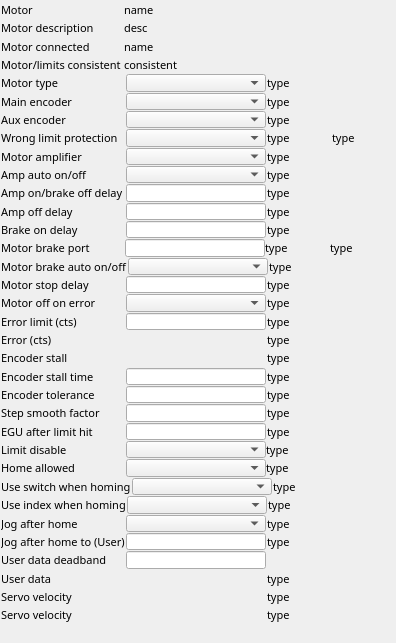
This is GalilSup/op/ui/galil_motor_extras.ui in ISISComputingGroup/EPICS-galil as Qt 5 draws it before an edit. The edited form follows.
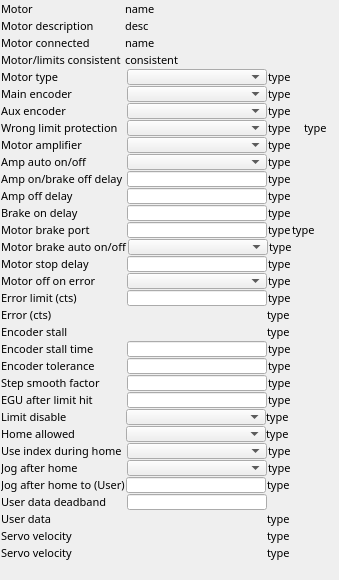
This is the edited form. Custom widgets are drawn as their Qt base class.

Patch:
```diff
--- a/GalilSup/op/ui/galil_motor_extras.ui
+++ b/GalilSup/op/ui/galil_motor_extras.ui
@@ -6,8 +6,8 @@
    <rect>
     <x>0</x>
     <y>0</y>
-    <width>396</width>
-    <height>643</height>
+    <width>339</width>
+    <height>552</height>
    </rect>
   </property>
   <property name="sizePolicy">
@@ -19,11 +19,20 @@
   <property name="windowTitle">
    <string>EFrame</string>
   </property>
-  <layout class="QVBoxLayout" name="verticalLayout" stretch="2,2,2,2,2,2,2,2,2,2,2,2,2,2,2,2,2,2,2,2,2,2,2,2,2,2,2,2,2,2,2,2,2,2,2">
+  <layout class="QVBoxLayout" name="verticalLayout" stretch="2,2,2,2,2,2,2,2,2,2,2,2,2,2,2,2,2,2,2,2,2,2,2,2,2,2,2,2,2,2,2,2,2,2">
    <property name="spacing">
     <number>1</number>
    </property>
-   <property name="margin">
+   <property name="leftMargin">
+    <number>1</number>
+   </property>
+   <property name="topMargin">
+    <number>1</number>
+   </property>
+   <property name="rightMargin">
+    <number>1</number>
+   </property>
+   <property name="bottomMargin">
     <number>1</number>
    </property>
    <item>
@@ -41,7 +50,7 @@
        </property>
        <property name="minimumSize">
         <size>
-         <width>122</width>
+         <width>123</width>
          <height>14</height>
         </size>
        </property>
@@ -114,7 +123,7 @@
        </property>
        <property name="minimumSize">
         <size>
-         <width>122</width>
+         <width>123</width>
          <height>0</height>
         </size>
        </property>
@@ -187,7 +196,7 @@
        </property>
        <property name="minimumSize">
         <size>
-         <width>122</width>
+         <width>123</width>
          <height>0</height>
         </size>
        </property>
@@ -260,7 +269,7 @@
        </property>
        <property name="minimumSize">
         <size>
-         <width>122</width>
+         <width>123</width>
          <height>0</height>
         </size>
        </property>
@@ -336,7 +345,7 @@
        </property>
        <property name="minimumSize">
         <size>
-         <width>124</width>
+         <width>125</width>
          <height>0</height>
         </size>
        </property>
@@ -427,7 +436,7 @@
        </property>
        <property name="minimumSize">
         <size>
-         <width>124</width>
+         <width>125</width>
          <height>0</height>
         </size>
        </property>
@@ -518,7 +527,7 @@
        </property>
        <property name="minimumSize">
         <size>
-         <width>124</width>
+         <width>125</width>
          <height>0</height>
         </size>
        </property>
@@ -609,7 +618,7 @@
        </property>
        <property name="minimumSize">
         <size>
-         <width>124</width>
+         <width>125</width>
          <height>0</height>
         </size>
        </property>
@@ -732,7 +741,7 @@
        </property>
        <property name="minimumSize">
         <size>
-         <width>124</width>
+         <width>125</width>
          <height>0</height>
         </size>
        </property>
@@ -823,7 +832,7 @@
        </property>
        <property name="minimumSize">
         <size>
-         <width>124</width>
+         <width>125</width>
          <height>0</height>
         </size>
        </property>
@@ -914,7 +923,7 @@
        </property>
        <property name="minimumSize">
         <size>
-         <width>124</width>
+         <width>125</width>
          <height>0</height>
         </size>
        </property>
@@ -1008,7 +1017,7 @@
        </property>
        <property name="minimumSize">
         <size>
-         <width>124</width>
+         <width>125</width>
          <height>0</height>
         </size>
        </property>
@@ -1102,7 +1111,7 @@
        </property>
        <property name="minimumSize">
         <size>
-         <width>124</width>
+         <width>125</width>
          <height>0</height>
         </size>
        </property>
@@ -1182,9 +1191,9 @@
     </layout>
    </item>
    <item>
-    <layout class="QHBoxLayout" name="horizontalLayout_31">
+    <layout class="QHBoxLayout" name="horizontalLayout_31" stretch="0,0,0,0">
      <property name="spacing">
-      <number>0</number>
+      <number>1</number>
      </property>
      <item>
       <widget class="QLabel" name="label_18">
@@ -1196,7 +1205,13 @@
        </property>
        <property name="minimumSize">
         <size>
-         <width>124</width>
+         <width>125</width>
+         <height>0</height>
+        </size>
+       </property>
+       <property name="baseSize">
+        <size>
+         <width>0</width>
          <height>0</height>
         </size>
        </property>
@@ -1209,6 +1224,9 @@
        <property name="text">
         <string>Motor brake port</string>
        </property>
+       <property name="alignment">
+        <set>Qt::AlignLeading|Qt::AlignLeft|Qt::AlignVCenter</set>
+       </property>
       </widget>
      </item>
      <item>
@@ -1276,8 +1294,8 @@
      <item>
       <widget class="QELabel" name="qelabel_16">
        <property name="sizePolicy">
-        <sizepolicy hsizetype="Preferred" vsizetype="Preferred">
-         <horstretch>0</horstretch>
+        <sizepolicy hsizetype="Ignored" vsizetype="Preferred">
+         <horstretch>44</horstretch>
          <verstretch>0</verstretch>
         </sizepolicy>
        </property>
@@ -1318,7 +1336,7 @@
        </property>
        <property name="minimumSize">
         <size>
-         <width>124</width>
+         <width>125</width>
          <height>0</height>
         </size>
        </property>
@@ -1409,7 +1427,7 @@
        </property>
        <property name="minimumSize">
         <size>
-         <width>124</width>
+         <width>125</width>
          <height>0</height>
         </size>
        </property>
@@ -1503,7 +1521,7 @@
        </property>
        <property name="minimumSize">
         <size>
-         <width>124</width>
+         <width>125</width>
          <height>0</height>
         </size>
        </property>
@@ -1594,7 +1612,7 @@
        </property>
        <property name="minimumSize">
         <size>
-         <width>124</width>
+         <width>125</width>
          <height>0</height>
         </size>
        </property>
@@ -1808,7 +1826,7 @@
        </property>
        <property name="minimumSize">
         <size>
-         <width>124</width>
+         <width>125</width>
          <height>0</height>
         </size>
        </property>
@@ -1902,7 +1920,7 @@
        </property>
        <property name="minimumSize">
         <size>
-         <width>124</width>
+         <width>125</width>
          <height>0</height>
         </size>
        </property>
@@ -1996,7 +2014,7 @@
        </property>
        <property name="minimumSize">
         <size>
-         <width>124</width>
+         <width>125</width>
          <height>0</height>
         </size>
        </property>
@@ -2090,7 +2108,7 @@
        </property>
        <property name="minimumSize">
         <size>
-         <width>124</width>
+         <width>125</width>
          <height>0</height>
         </size>
        </property>
@@ -2351,97 +2369,6 @@
      </item>
     </layout>
    </item>
-   <item>
-    <layout class="QHBoxLayout" name="horizontalLayout_32">
-     <property name="spacing">
-      <number>1</number>
-     </property>
-     <item>
-      <widget class="QLabel" name="label_33">
-       <property name="sizePolicy">
-        <sizepolicy hsizetype="Fixed" vsizetype="Preferred">
-         <horstretch>0</horstretch>
-         <verstretch>0</verstretch>
-        </sizepolicy>
-       </property>
-       <property name="minimumSize">
-        <size>
-         <width>124</width>
-         <height>0</height>
-        </size>
-       </property>
-       <property name="font">
-        <font>
-         <family>Abyssinica SIL</family>
-         <pointsize>8</pointsize>
-        </font>
-       </property>
-       <property name="text">
-        <string>Use switch when homing</string>
-       </property>
-      </widget>
-     </item>
-     <item>
-      <widget class="QEComboBox" name="qecombobox_12">
-       <property name="sizePolicy">
-        <sizepolicy hsizetype="Fixed" vsizetype="Preferred">
-         <horstretch>0</horstretch>
-         <verstretch>0</verstretch>
-        </sizepolicy>
-       </property>
-       <property name="minimumSize">
-        <size>
-         <width>140</width>
-         <height>1</height>
-        </size>
-       </property>
-       <property name="maximumSize">
-        <size>
-         <width>140</width>
-         <height>16777215</height>
-        </size>
-       </property>
-       <property name="font">
-        <font>
-         <family>Abyssinica SIL</family>
-         <pointsize>8</pointsize>
-        </font>
-       </property>
-       <property name="variable" stdset="0">
-        <string>$(DMC)$(M)_USWITCH_CMD</string>
-       </property>
-      </widget>
-     </item>
-     <item>
-      <widget class="QELabel" name="qelabel_33">
-       <property name="sizePolicy">
-        <sizepolicy hsizetype="Minimum" vsizetype="Preferred">
-         <horstretch>0</horstretch>
-         <verstretch>0</verstretch>
-        </sizepolicy>
-       </property>
-       <property name="font">
-        <font>
-         <family>Abyssinica SIL</family>
-         <pointsize>8</pointsize>
-        </font>
-       </property>
-       <property name="layoutDirection">
-        <enum>Qt::LeftToRight</enum>
-       </property>
-       <property name="alignment">
-        <set>Qt::AlignLeading|Qt::AlignLeft|Qt::AlignVCenter</set>
-       </property>
-       <property name="variable" stdset="0">
-        <string>$(DMC)$(M)_USWITCH_STATUS</string>
-       </property>
-       <property name="text">
-        <string>type</string>
-       </property>
-      </widget>
-     </item>
-    </layout>
-   </item>
    <item>
     <layout class="QHBoxLayout" name="horizontalLayout_24">
      <property name="spacing">
@@ -2457,7 +2384,7 @@
        </property>
        <property name="minimumSize">
         <size>
-         <width>124</width>
+         <width>125</width>
          <height>0</height>
         </size>
        </property>
@@ -2468,7 +2395,7 @@
         </font>
        </property>
        <property name="text">
-        <string>Use index when homing</string>
+        <string>Use index during home</string>
        </property>
       </widget>
      </item>
@@ -2548,7 +2475,7 @@
        </property>
        <property name="minimumSize">
         <size>
-         <width>124</width>
+         <width>125</width>
          <height>0</height>
         </size>
        </property>
@@ -2733,7 +2660,7 @@
        </property>
        <property name="minimumSize">
         <size>
-         <width>124</width>
+         <width>125</width>
          <height>0</height>
         </size>
        </property>
```
Left out of the diff: 2 changed lines with no effect on the pictures.
